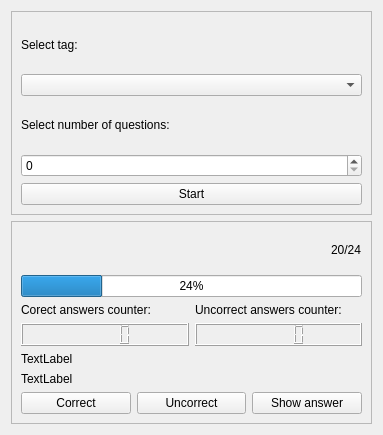
ArkadiuszStanislawLega/Flashcards_Qt, file Views/learnview.ui: the form before one commit.
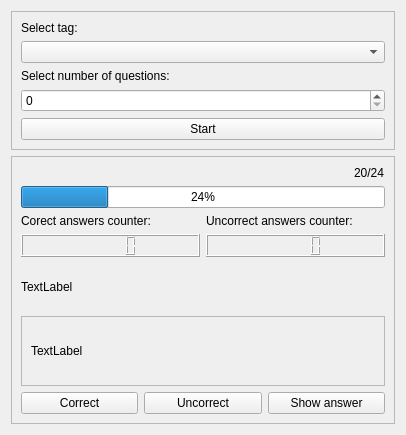
The form after the commit.

Commit message: Update learnview - make answer scrollable.

```diff
--- a/Views/learnview.ui
+++ b/Views/learnview.ui
@@ -6,7 +6,7 @@
    <rect>
     <x>0</x>
     <y>0</y>
-    <width>383</width>
+    <width>406</width>
     <height>435</height>
    </rect>
   </property>
@@ -118,16 +118,53 @@
           </item>
           <item>
            <widget class="QLabel" name="l_value">
+            <property name="sizePolicy">
+             <sizepolicy hsizetype="Preferred" vsizetype="Expanding">
+              <horstretch>0</horstretch>
+              <verstretch>0</verstretch>
+             </sizepolicy>
+            </property>
             <property name="text">
              <string>TextLabel</string>
             </property>
            </widget>
           </item>
           <item>
-           <widget class="QLabel" name="l_answer">
-            <property name="text">
-             <string>TextLabel</string>
+           <widget class="QScrollArea" name="scrollArea">
+            <property name="widgetResizable">
+             <bool>true</bool>
             </property>
+            <widget class="QWidget" name="scrollAreaWidgetContents">
+             <property name="geometry">
+              <rect>
+               <x>0</x>
+               <y>0</y>
+               <width>362</width>
+               <height>63</height>
+              </rect>
+             </property>
+             <layout class="QHBoxLayout" name="horizontalLayout_3">
+              <item>
+               <widget class="QLabel" name="l_answer">
+                <property name="sizePolicy">
+                 <sizepolicy hsizetype="Preferred" vsizetype="Expanding">
+                  <horstretch>0</horstretch>
+                  <verstretch>0</verstretch>
+                 </sizepolicy>
+                </property>
+                <property name="frameShape">
+                 <enum>QFrame::NoFrame</enum>
+                </property>
+                <property name="text">
+                 <string>TextLabel</string>
+                </property>
+                <property name="wordWrap">
+                 <bool>true</bool>
+                </property>
+               </widget>
+              </item>
+             </layout>
+            </widget>
            </widget>
           </item>
           <item>
```
